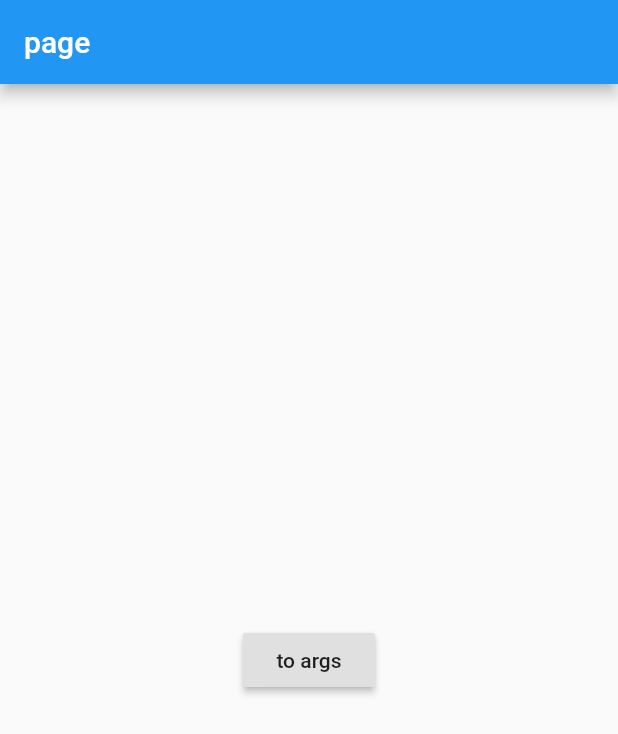
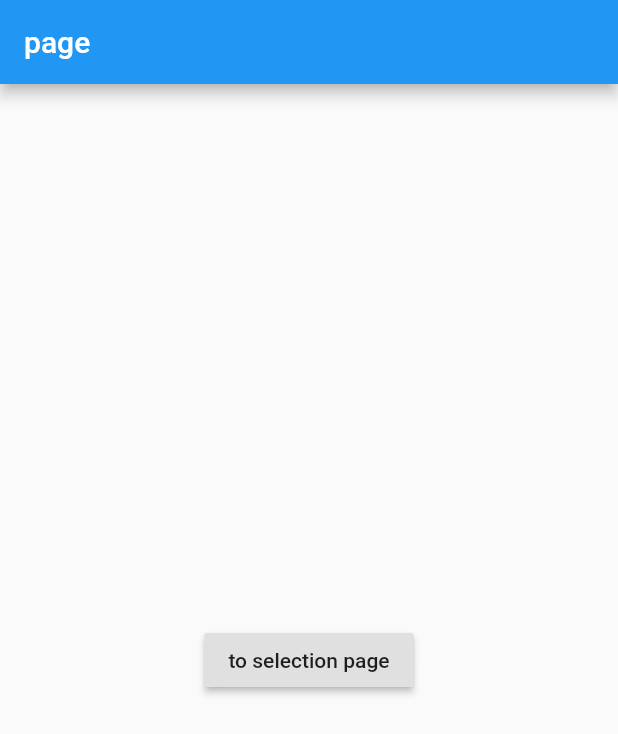
Before and after one commit to tomocy/flutter-cookbook, a Flutter app: the screen it shows after launch, on a phone screen of 412 x 824 dp. Shown: the top 734 px of the screen. Run offline on Flutter 3.47's test engine with Material 2 defaults, Android fonts, the phone set to English and light mode, and no system bars.

Commit message:
return data from a screen

```diff
--- a/lib/main.dart
+++ b/lib/main.dart
@@ -7,12 +7,8 @@ class App extends StatelessWidget {
 
   @override
   Widget build(BuildContext context) {
-    return MaterialApp(
-      routes: {
-        ExtractArgumentsScreen.routeName: (context) =>
-            const ExtractArgumentsScreen(),
-      },
-      home: const Page(),
+    return const MaterialApp(
+      home: Page(),
     );
   }
 }
@@ -26,46 +22,65 @@ class Page extends StatelessWidget {
       appBar: AppBar(
         title: const Text('page'),
       ),
-      body: Center(
-        child: RaisedButton(
-          onPressed: () => Navigator.pushNamed(
-            context,
-            '/args',
-            arguments: const RouteArguments(
-              'arg title',
-              'arg message',
-            ),
-          ),
-          child: const Text('to args'),
-        ),
+      body: const Center(
+        child: SelectionButton(),
       ),
     );
   }
 }
 
-class ExtractArgumentsScreen extends StatelessWidget {
-  static const routeName = '/args';
-
-  const ExtractArgumentsScreen({Key key}) : super(key: key);
+class SelectionButton extends StatelessWidget {
+  const SelectionButton({Key key}) : super(key: key);
 
   @override
   Widget build(BuildContext context) {
-    final args = ModalRoute.of(context).settings.arguments as RouteArguments;
+    return RaisedButton(
+      onPressed: () => _displaySelection(context),
+      child: const Text('to selection page'),
+    );
+  }
 
+  void _displaySelection(BuildContext context) async {
+    final selected = await Navigator.push(
+      context,
+      MaterialPageRoute(
+        builder: (context) => const SelectionPage(),
+      ),
+    );
+
+    Scaffold.of(context)
+      ..removeCurrentSnackBar()
+      ..showSnackBar(SnackBar(
+        content: Text(selected.toString()),
+      ));
+  }
+}
+
+class SelectionPage extends StatelessWidget {
+  const SelectionPage({Key key}) : super(key: key);
+
+  @override
+  Widget build(BuildContext context) {
     return Scaffold(
-      appBar: AppBar(
-        title: Text(args.title),
-      ),
-      body: Center(
-        child: Text(args.message),
+      body: Column(
+        mainAxisAlignment: MainAxisAlignment.center,
+        children: <Widget>[
+          Padding(
+            padding: const EdgeInsets.all(16.0),
+            child: RaisedButton(
+              onPressed: () => Navigator.pop(context, 'Yep'),
+              child: const Text('Yep'),
+            ),
+          ),
+          Padding(
+            padding: const EdgeInsets.all(16.0),
+            child: RaisedButton(
+              onPressed: () => Navigator.pop(context, 'Nope'),
+              child: const Text('Nope'),
+            ),
+          ),
+        ],
       ),
     );
   }
 }
-
-class RouteArguments {
-  const RouteArguments(this.title, this.message);
-
-  final String title;
-  final String message;
-}
```
